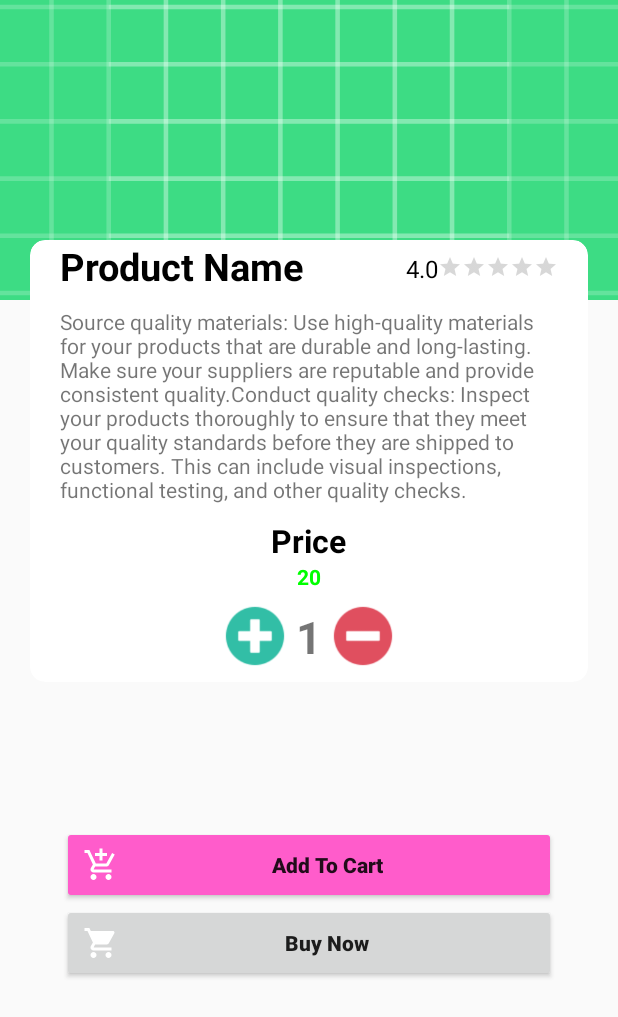
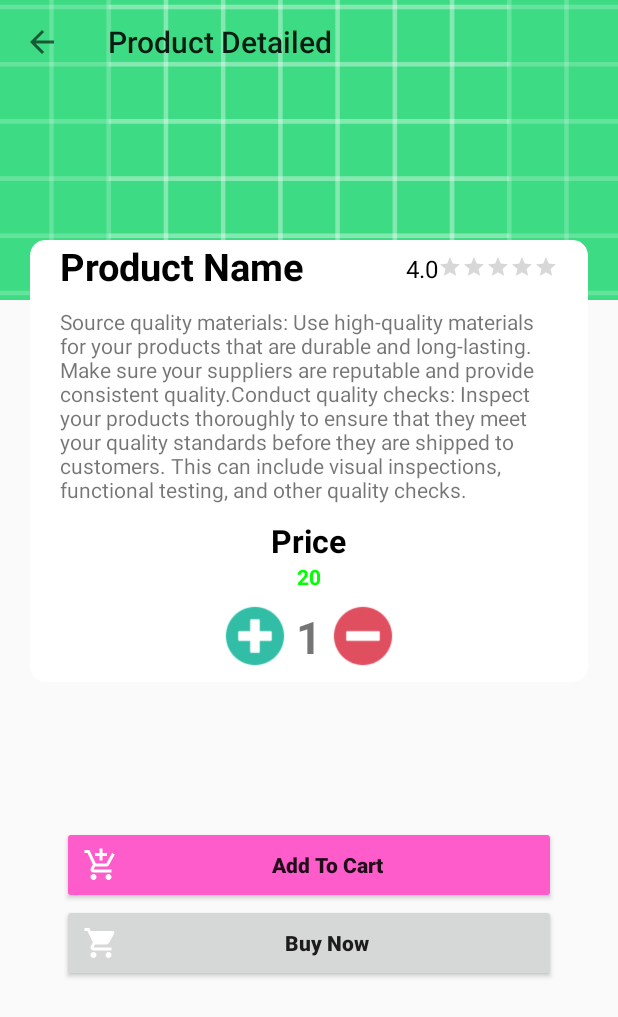
Before and after one commit to amangiriindia/zeeshopping, an Android app: the DetailedActivity screen opened directly, with no data from a screen before it, on a phone screen of 412 x 824 dp. Shown: the top 1017 px of the screen. Run offline under Robolectric (Android 15) with nearby library versions, the light colour scheme and no system bars; our stand-ins replace Firebase (no records; nobody signed in at launch, a user with empty details on screens opened directly); Roboto replaces fonts that are not available here.

Commit message:
product deatailed menu bar work done

```diff
--- a/app/src/main/java/com/example/amzoodmart/activities/DetailedActivity.java
+++ b/app/src/main/java/com/example/amzoodmart/activities/DetailedActivity.java
@@ -2,6 +2,7 @@ package com.example.amzoodmart.activities;
 
 import androidx.annotation.NonNull;
 import androidx.appcompat.app.AppCompatActivity;
+import androidx.appcompat.widget.Toolbar;
 
 import android.os.Bundle;
 import android.view.View;
@@ -24,6 +25,7 @@ import com.google.firebase.firestore.FirebaseFirestore;
 import java.text.SimpleDateFormat;
 import java.util.Calendar;
 import java.util.HashMap;
+import java.util.Objects;
 
 
 public class DetailedActivity extends AppCompatActivity {
@@ -32,6 +34,7 @@ public class DetailedActivity extends AppCompatActivity {
     TextView rating,name,description,price,quantity;
     Button addToCart,buyNow;
     ImageView addItems,removeItems;
+    Toolbar toolbar;
     int totalQuantity =1;
     int totalPrice =0;
 
@@ -49,6 +52,9 @@ public class DetailedActivity extends AppCompatActivity {
         super.onCreate(savedInstanceState);
         setContentView(R.layout.activity_detailed);
 
+        toolbar =findViewById(R.id.detailed_toolbar);
+        setSupportActionBar(toolbar);
+        Objects.requireNonNull(getSupportActionBar()).setDisplayHomeAsUpEnabled(true);
         firestore =FirebaseFirestore.getInstance();
         auth = FirebaseAuth.getInstance();
         final Object obj =getIntent().getSerializableExtra("detailed");
--- a/app/src/main/res/layout/activity_detailed.xml
+++ b/app/src/main/res/layout/activity_detailed.xml
@@ -5,6 +5,7 @@
     android:layout_width="match_parent"
     android:layout_height="match_parent"
     tools:context=".activities.DetailedActivity">
+
 
     <ImageView
         android:id="@+id/detailed_img"
@@ -18,6 +19,17 @@
         app:layout_constraintStart_toStartOf="parent"
         app:layout_constraintTop_toTopOf="parent"
         tools:ignore="ContentDescription,HardcodedText" />
+
+    <androidx.appcompat.widget.Toolbar
+        android:id="@+id/detailed_toolbar"
+        android:layout_width="match_parent"
+        android:layout_height="wrap_content"
+        app:layout_constraintEnd_toEndOf="parent"
+        app:layout_constraintStart_toStartOf="parent"
+        app:layout_constraintTop_toTopOf="parent"
+        app:title="Product Detailed" />
+
+
 
     <androidx.cardview.widget.CardView
         android:id="@+id/cardview"
```
Also changed, not shown: app/src/main/java/com/example/amzoodmart/activities/ShowAllActivity.java (+8 -0 lines), app/src/main/res/layout/activity_show_all.xml (+13 -1 lines).
